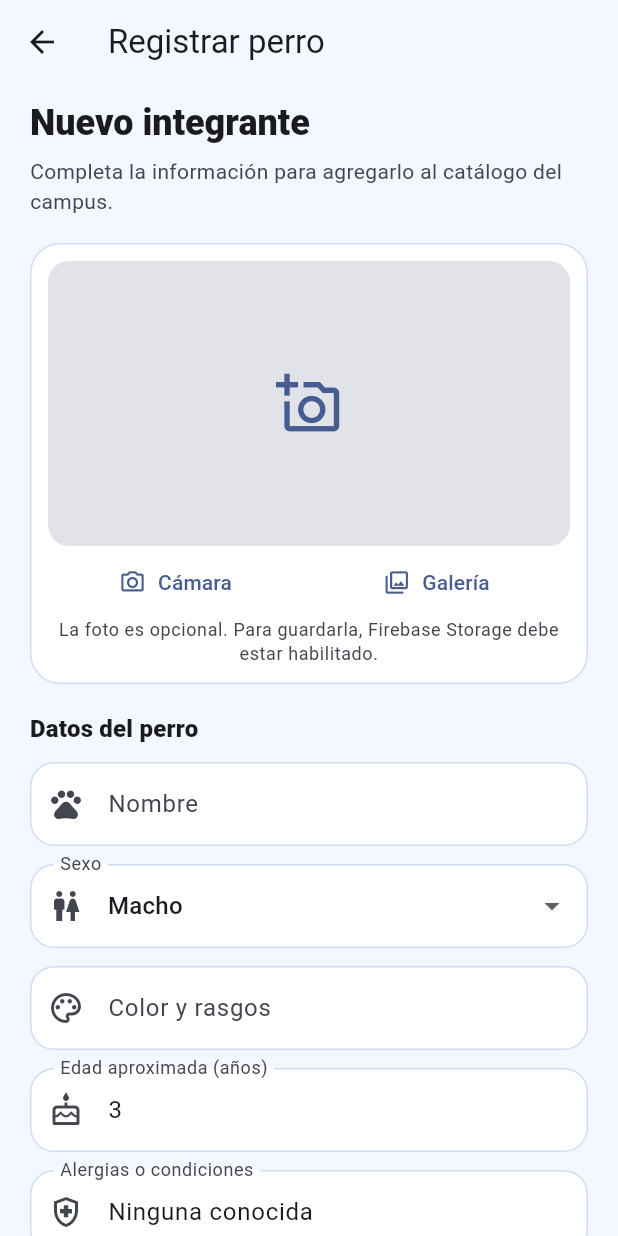
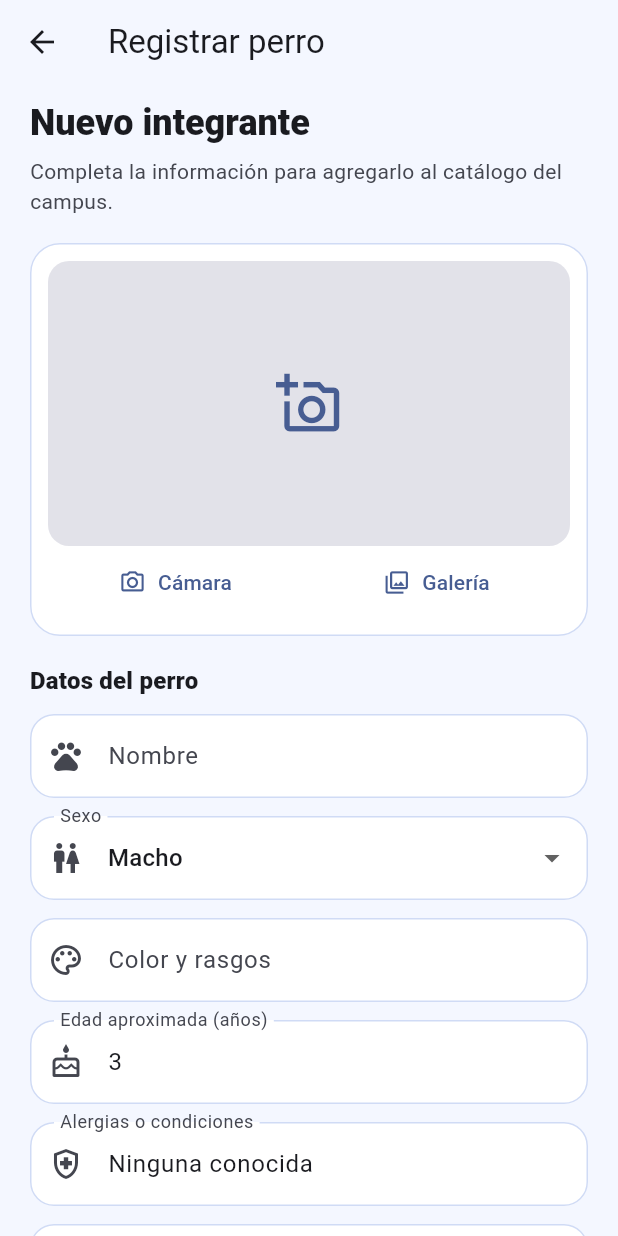
Before and after one commit to stevebadillo/PawTrack, a Flutter app: the DogFormScreen screen opened directly with empty values, on a phone screen of 412 x 824 dp. Run offline on Flutter 3.47's test engine with Material 3 defaults, Android fonts, the phone set to English and light mode, and no system bars; our stand-ins replace cloud_firestore, firebase_auth, firebase_core, firebase_messaging, firebase_storage, flutter_map and 4 more; accounts and stored records are empty.

Commit message:
Quita aviso de Firebase Storage del formulario

```diff
--- a/lib/screens/dog_form_screen.dart
+++ b/lib/screens/dog_form_screen.dart
@@ -260,13 +260,6 @@ class _DogFormScreenState extends State<DogFormScreen> {
                         ),
                       ],
                     ),
-                    Text(
-                        'La foto es opcional. Para guardarla, Firebase Storage debe estar habilitado.',
-                        textAlign: TextAlign.center,
-                        style: Theme.of(context)
-                            .textTheme
-                            .bodySmall
-                            ?.copyWith(color: colors.onSurfaceVariant)),
                   ],
                 ),
               ),
```
